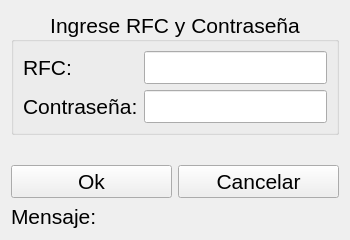
Above: Credenciales/UI/credenciales_windows.ui from uno21858/FacturaDieselManager before the change. Below: the same form after it.
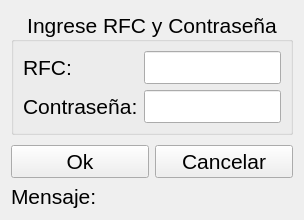
That is the form after the change. Icons and pictures are not drawn.

The edit to the form file:
```diff
--- a/Credenciales/UI/credenciales_windows.ui
+++ b/Credenciales/UI/credenciales_windows.ui
@@ -6,10 +6,16 @@
    <rect>
     <x>0</x>
     <y>0</y>
-    <width>350</width>
-    <height>240</height>
+    <width>300</width>
+    <height>220</height>
    </rect>
   </property>
+  <property name="maximumSize">
+   <size>
+    <width>400</width>
+    <height>300</height>
+   </size>
+  </property>
   <property name="font">
    <font>
     <pointsize>16</pointsize>
```
Left out of the diff: 2 changed lines with no effect on the pictures.
